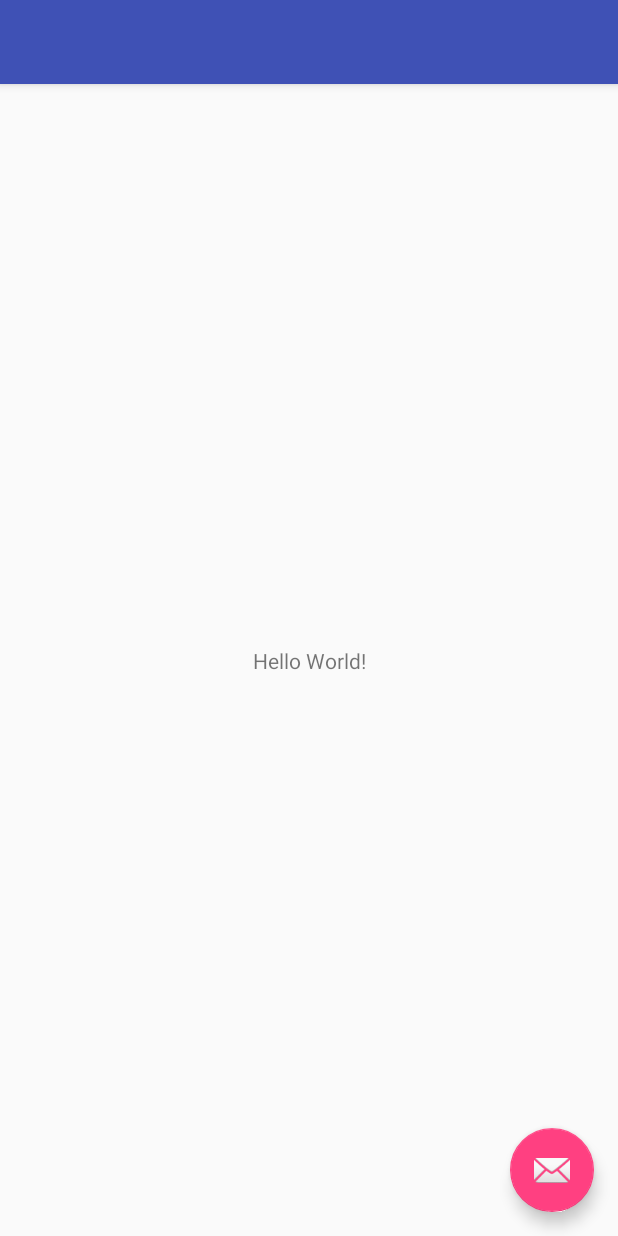
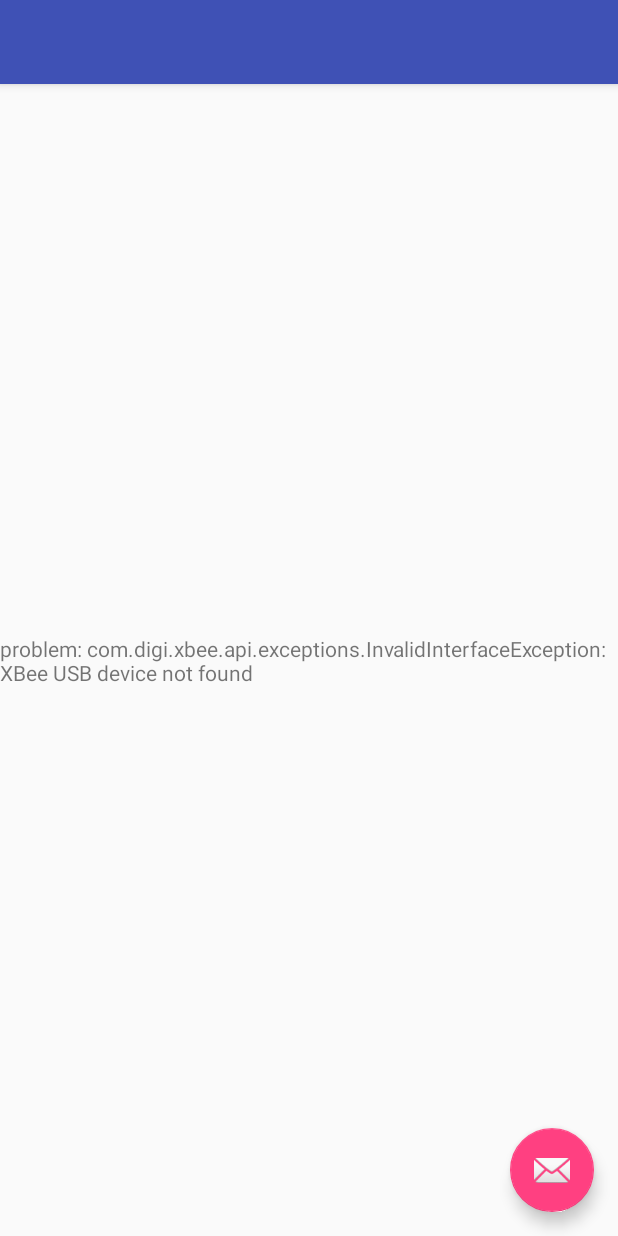
Before and after one commit to svvsdIC/Canary-Android, an Android app: the screen it shows after launch (MainActivity), on a phone screen of 412 x 824 dp. Run offline under Robolectric (Android 15) with nearby library versions, the phone set to English and light mode, and no system bars.

Commit message:
Prints info onto phone activity screen

```diff
--- a/app/src/main/java/com/example/reitzig_axel/prototype2/MainActivity.java
+++ b/app/src/main/java/com/example/reitzig_axel/prototype2/MainActivity.java
@@ -12,6 +12,8 @@ import android.content.Context;
 import java.util.HashMap;
 import android.util.Log;
 import android.view.View;
+import android.widget.TextView;
+
 
 import com.digi.xbee.api.connection.android.AndroidXBeeInterface;
 
@@ -55,6 +57,8 @@ public class MainActivity extends AppCompatActivity {
         HashMap<String, UsbDevice> deviceList = manager.getDeviceList();
         UsbDevice device = deviceList.get("deviceName");
         System.out.println("jimusb " + deviceList.toString());
+        TextView devicetextView = (TextView) findViewById(R.id.mytextview);
+        devicetextView.setText("device list " + deviceList.toString());
 
         AndroidXBeeInterface xBeeInterface = new AndroidXBeeInterface(getApplicationContext(), 9600, device);
 
@@ -71,7 +75,9 @@ public class MainActivity extends AppCompatActivity {
                 for (int i = 0; i < len; i++)
                 {
                     // process data reading in
-                    System.out.println("Got Data");
+                    //System.out.println("Got Data");
+                    TextView textView = (TextView) findViewById(R.id.mytextview);
+                    textView.setText("got data");
 
                 }
             }
@@ -80,7 +86,11 @@ public class MainActivity extends AppCompatActivity {
         catch (Exception e)
         {
             // code to debug and handle errors
+            System.out.println("problem: " + e);
+            TextView textView = (TextView) findViewById(R.id.mytextview);
+            textView.setText("problem: " + e);
         }
+        System.out.println("Done reading data");
 
 
         //mUsbReceiver.getResultCode(); // FILLER LINE TO RESOLVE AN ERROR---REPLACE LATER
--- a/app/src/main/res/layout/content_main.xml
+++ b/app/src/main/res/layout/content_main.xml
@@ -11,7 +11,7 @@
     <TextView
         android:layout_width="wrap_content"
         android:layout_height="wrap_content"
-        android:text="Hello World!"
+        android:id="@+id/mytextview"
         app:layout_constraintBottom_toBottomOf="parent"
         app:layout_constraintLeft_toLeftOf="parent"
         app:layout_constraintRight_toRightOf="parent"
```
Also changed, not shown: 20 other files.
